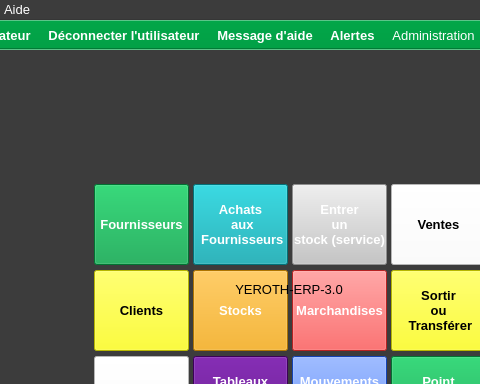
Before: the Qt Designer form ui/yeroth-erp-main-window.ui in xnoumbissinoundou/yeroth-erp-3.0, drawn with Qt 5; both pictures show x 111 to 591 and y 0 to 384 of the 800 by 600 pixel window.
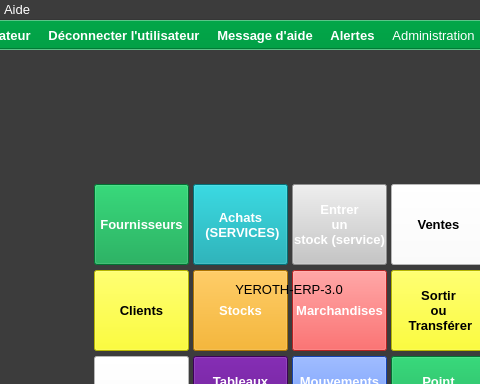
After: the same form once the commit is applied. Icons and pictures are not drawn. Custom widgets are drawn as their Qt base class.

What changed in the file:
```diff
--- a/ui/yeroth-erp-main-window.ui
+++ b/ui/yeroth-erp-main-window.ui
@@ -910,8 +910,7 @@
     </property>
     <property name="text">
      <string>Achats 
- aux 
- Fournisseurs</string>
+ (SERVICES)</string>
     </property>
     <property name="autoDefault">
      <bool>false</bool>
```
